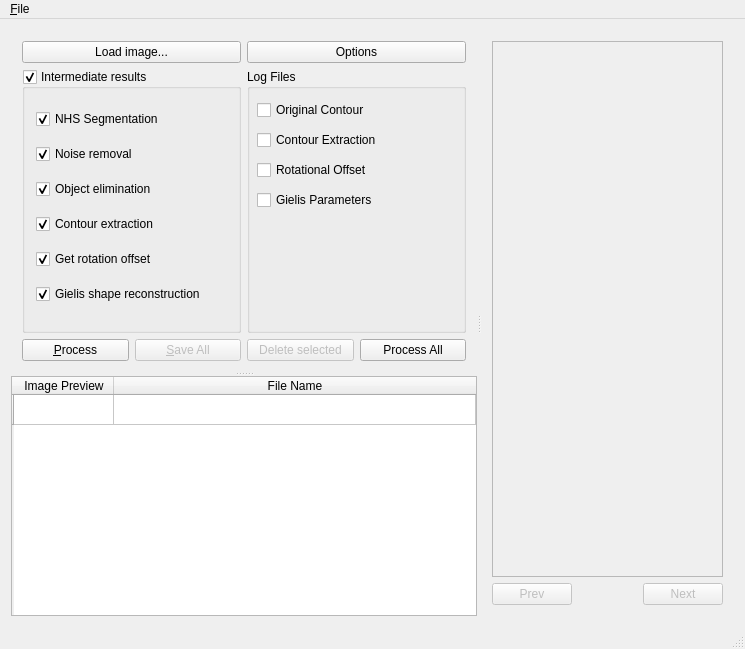
This is project/c++/gui/gui.ui in GVallicrosa/vibot6-mscv3-se as Qt 5 draws it before an edit. The edited form follows.
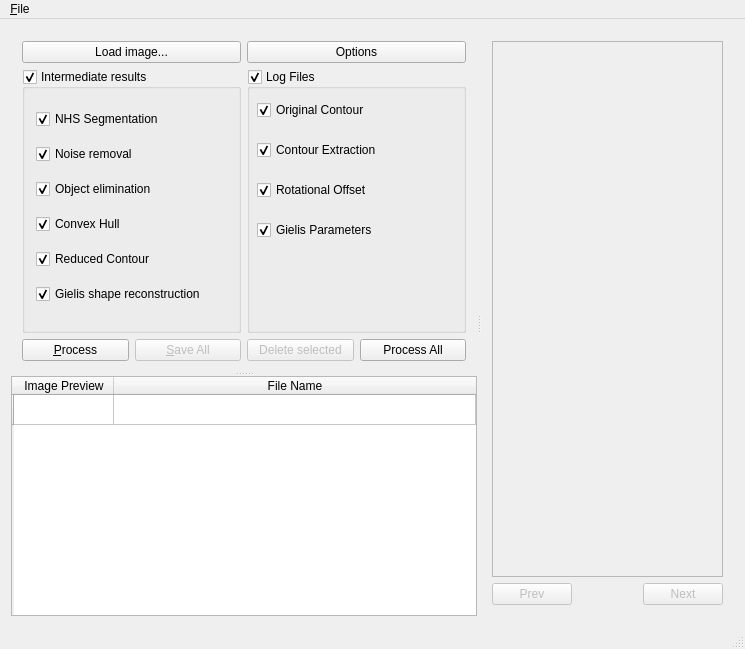
This is the edited form. Icons and pictures are not drawn. Custom widgets are drawn as their Qt base class.

```diff
--- a/project/c++/gui/gui.ui
+++ b/project/c++/gui/gui.ui
@@ -186,7 +186,7 @@
                 <item>
                  <widget class="QCheckBox" name="ContourExtaction">
                   <property name="text">
-                   <string>Contour extraction</string>
+                   <string>Convex Hull</string>
                   </property>
                   <property name="checked">
                    <bool>true</bool>
@@ -196,7 +196,7 @@
                 <item>
                  <widget class="QCheckBox" name="GetRotationOffset">
                   <property name="text">
-                   <string>Get rotation offset</string>
+                   <string>Reduced Contour</string>
                   </property>
                   <property name="checked">
                    <bool>true</bool>
@@ -225,6 +225,9 @@
                <property name="title">
                 <string>Log Files</string>
                </property>
+               <property name="checkable">
+                <bool>true</bool>
+               </property>
                <widget class="QCheckBox" name="logOriginalContour">
                 <property name="geometry">
                  <rect>
@@ -237,12 +240,15 @@
                 <property name="text">
                  <string>Original Contour</string>
                 </property>
+                <property name="checked">
+                 <bool>true</bool>
+                </property>
                </widget>
                <widget class="QCheckBox" name="logContourExtraction">
                 <property name="geometry">
                  <rect>
                   <x>10</x>
-                  <y>60</y>
+                  <y>70</y>
                   <width>243</width>
                   <height>22</height>
                  </rect>
@@ -250,12 +256,15 @@
                 <property name="text">
                  <string>Contour Extraction</string>
                 </property>
+                <property name="checked">
+                 <bool>true</bool>
+                </property>
                </widget>
                <widget class="QCheckBox" name="logRotationalOffset">
                 <property name="geometry">
                  <rect>
                   <x>10</x>
-                  <y>90</y>
+                  <y>110</y>
                   <width>243</width>
                   <height>22</height>
                  </rect>
@@ -263,12 +272,15 @@
                 <property name="text">
                  <string>Rotational Offset</string>
                 </property>
+                <property name="checked">
+                 <bool>true</bool>
+                </property>
                </widget>
                <widget class="QCheckBox" name="logGielisParameters">
                 <property name="geometry">
                  <rect>
                   <x>10</x>
-                  <y>120</y>
+                  <y>150</y>
                   <width>243</width>
                   <height>22</height>
                  </rect>
@@ -276,6 +288,9 @@
                 <property name="text">
                  <string>Gielis Parameters</string>
                 </property>
+                <property name="checked">
+                 <bool>true</bool>
+                </property>
                </widget>
               </widget>
              </item>
```
Left out of the diff: 8 changed lines with no effect on the pictures.
